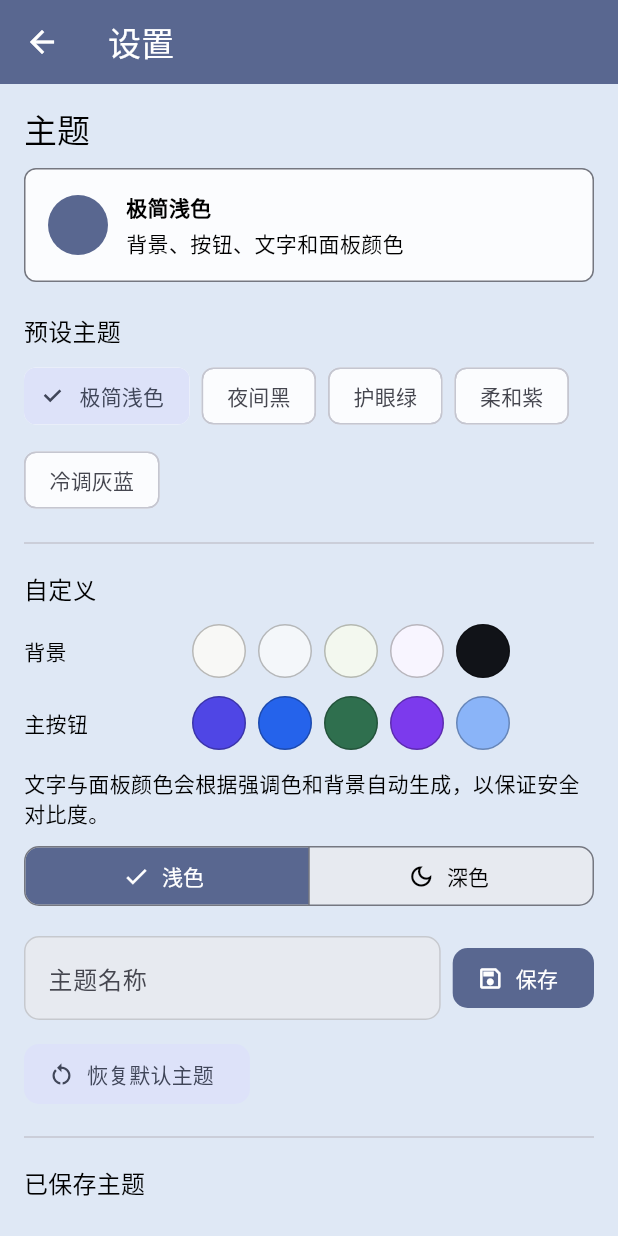
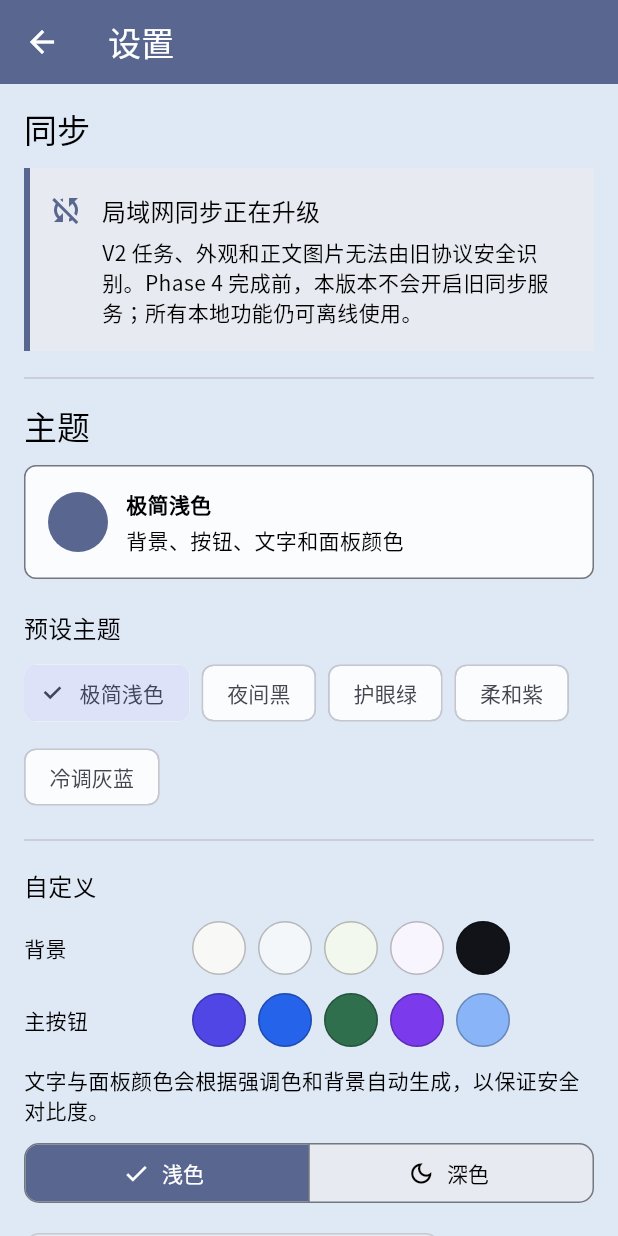
Before and after one commit to RippleOrApple/SimpleNote, a Flutter app: the SettingsPage screen opened directly, on a phone screen of 412 x 824 dp. Run offline on Flutter 3.47's test engine with Material 3 defaults, Android fonts, the phone set to English and light mode, and no system bars; our stand-ins replace cross_file, drift, file_picker, flutter_markdown, flutter_riverpod, image_picker; missing offline and left inert: phosphoricons_flutter, sqlite3; accounts and stored records are empty; generated files the repository leaves out were written again.

Commit message:
chore: verify v2 phase one

```diff
--- a/lib/features/navigation/presentation/adaptive_app_shell.dart
+++ b/lib/features/navigation/presentation/adaptive_app_shell.dart
@@ -4,7 +4,6 @@ import 'package:flutter_riverpod/flutter_riverpod.dart';
 import '../../../shared/widgets/frosted_surface.dart';
 import '../../../shared/widgets/app_shell_embed_scope.dart';
 import '../../sync/data/sync_repository.dart';
-import '../../appearance/presentation/appearance_page.dart';
 import '../../notes/presentation/notes_page.dart';
 import '../../settings/presentation/settings_page.dart';
 import '../../tasks/presentation/tasks_page.dart';
@@ -101,7 +100,7 @@ class _AdaptiveAppShellState extends ConsumerState<AdaptiveAppShell> {
       AppModuleKey.today => const TasksPage(),
       AppModuleKey.notes => const NotesPage(),
       AppModuleKey.settings => const SettingsPage(),
-      AppModuleKey.more => const AppearancePage(),
+      AppModuleKey.more => const SettingsPage(),
       _ => PlaceholderModulePage(module: module),
     };
   }
--- /dev/null
+++ b/lib/features/sync/presentation/sync_upgrade_notice.dart
@@ -0,0 +1,49 @@
+import 'package:flutter/material.dart';
+
+class SyncUpgradeNotice extends StatelessWidget {
+  const SyncUpgradeNotice({super.key});
+
+  @override
+  Widget build(BuildContext context) {
+    final colors = Theme.of(context).colorScheme;
+    return Semantics(
+      key: const Key('sync-upgrade-notice'),
+      container: true,
+      child: DecoratedBox(
+        decoration: BoxDecoration(
+          color: colors.surfaceContainerLow,
+          border: Border(
+            left: BorderSide(color: colors.primary, width: 4),
+          ),
+        ),
+        child: Padding(
+          padding: const EdgeInsets.all(16),
+          child: Row(
+            crossAxisAlignment: CrossAxisAlignment.start,
+            children: [
+              Icon(Icons.sync_disabled_outlined, color: colors.primary),
+              const SizedBox(width: 12),
+              Expanded(
+                child: Column(
+                  crossAxisAlignment: CrossAxisAlignment.start,
+                  children: [
+                    Text(
+                      '局域网同步正在升级',
+                      style: Theme.of(context).textTheme.titleMedium,
+                    ),
+                    const SizedBox(height: 6),
+                    const Text(
+                      'V2 任务、外观和正文图片无法由旧协议安全识别。'
+                      'Phase 4 完成前，本版本不会开启旧同步服务；'
+                      '所有本地功能仍可离线使用。',
+                    ),
+                  ],
+                ),
+              ),
+            ],
+          ),
+        ),
+      ),
+    );
+  }
+}
```
Also changed, not shown: lib/features/settings/presentation/settings_page.dart (+5 -125 lines), lib/features/sync/application/sync_controller.dart (+24 -0 lines), 14 other files.
